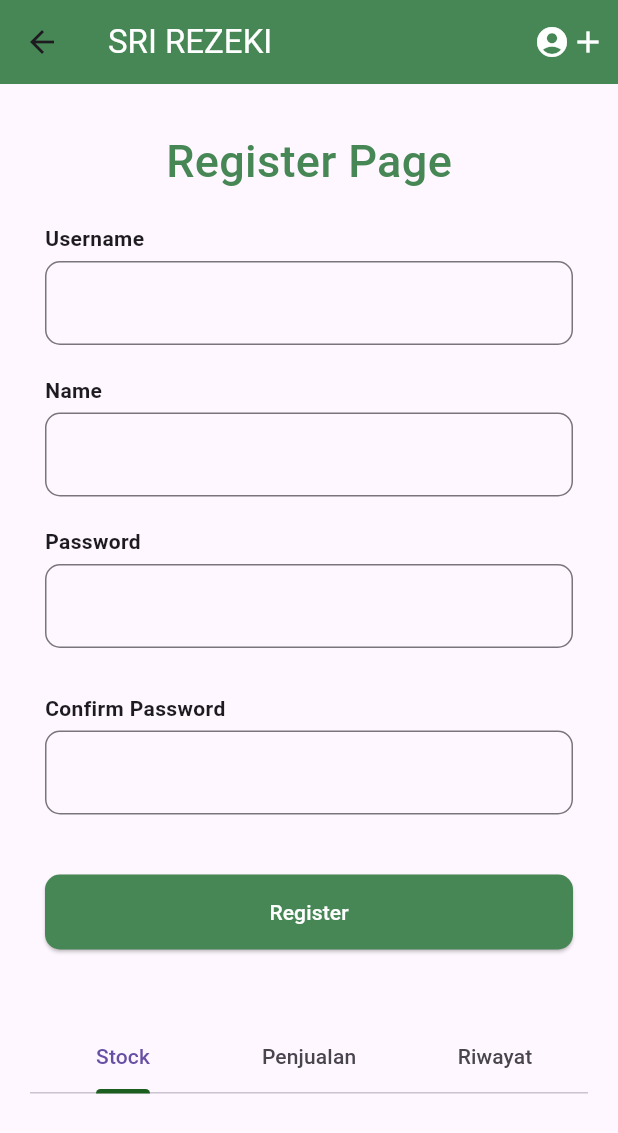
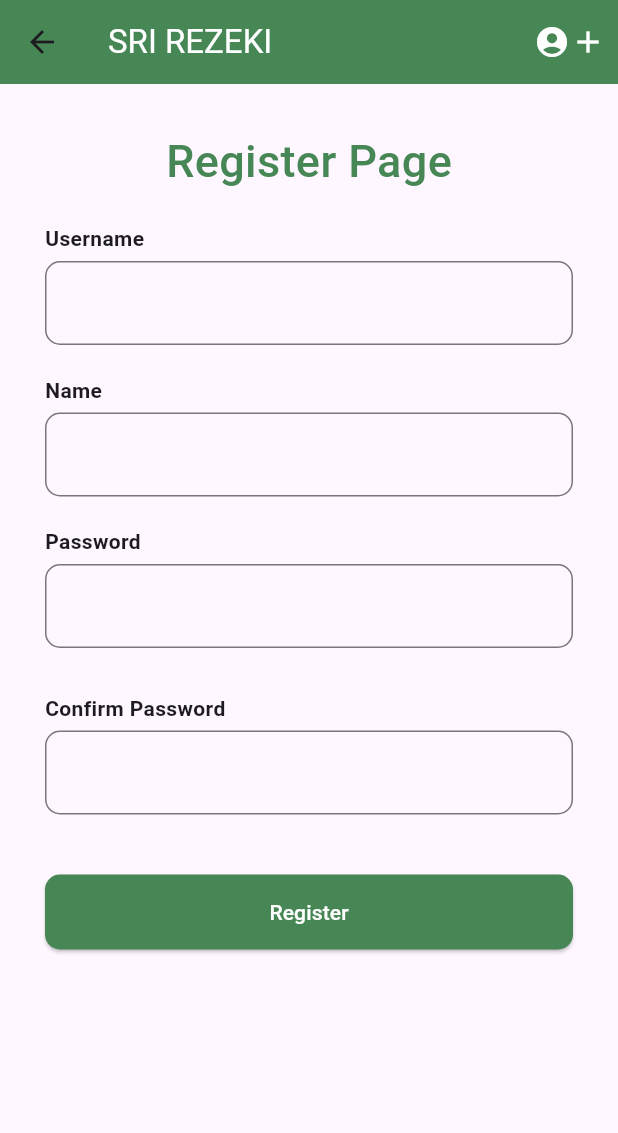
Before and after one commit to Saepul-alam/mystock, a Flutter app: the RegisterView screen opened by its route, on a phone screen of 412 x 824 dp. Shown: the top 1133 px of the screen. Run offline on Flutter 3.47's test engine with Material 3 defaults, Android fonts, the phone set to English and light mode, and no system bars; our stand-ins replace cloud_firestore, firebase_auth, firebase_core, get, get_storage; accounts and stored records are empty.

Commit message:
first commit

```diff
--- a/lib/app/modules/register/views/register_view.dart
+++ b/lib/app/modules/register/views/register_view.dart
@@ -163,15 +163,15 @@ class RegisterView extends GetView<RegisterController> {
                           ),
                         ),
                       ),
-                      SizedBox(height: 48),
-                      TabBar(
-                        indicatorColor: Colors.green[900],
-                        tabs: [
-                          Tab(text: 'Stock'),
-                          Tab(text: 'Penjualan'),
-                          Tab(text: 'Riwayat'),
-                        ],
-                      ),
+                      // SizedBox(height: 48),
+                      // TabBar(
+                      //   indicatorColor: Colors.green[900],
+                      //   tabs: [
+                      //     Tab(text: 'Stock'),
+                      //     Tab(text: 'Penjualan'),
+                      //     Tab(text: 'Riwayat'),
+                      //   ],
+                      // ),
 
                       // Row(
                       //   mainAxisAlignment: MainAxisAlignment.center,
```
